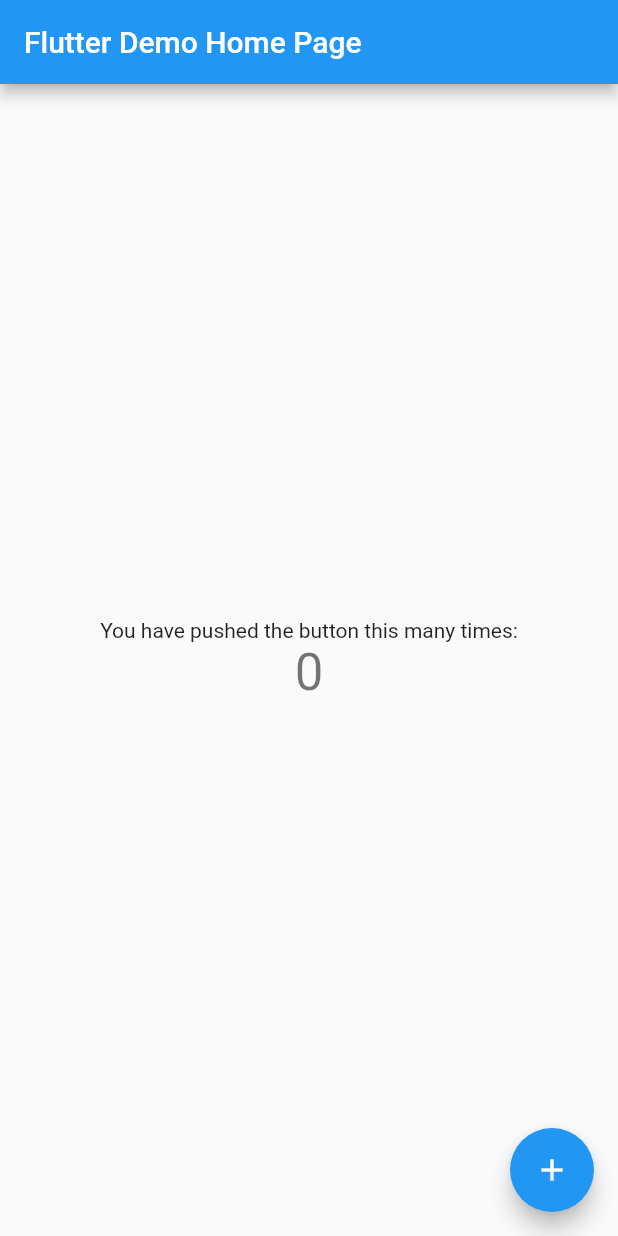
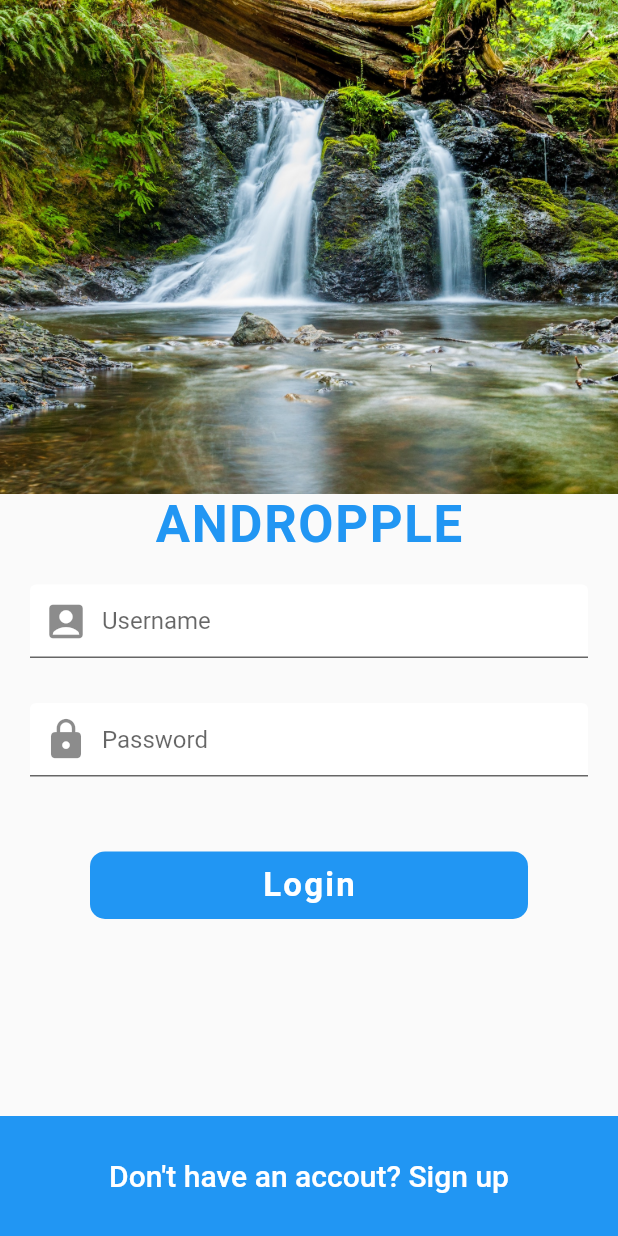
Before and after one commit to AdeelZahid/social_media_ui, a Flutter app: the screen it shows after launch, on a phone screen of 412 x 824 dp. Run offline on Flutter 3.47's test engine with Material 2 defaults, Android fonts, the phone set to English and light mode, and no system bars.

Commit message:
login screen done

```diff
--- a/lib/main.dart
+++ b/lib/main.dart
@@ -1,117 +1,21 @@
 import 'package:flutter/material.dart';
+import 'package:social_media_ui/screens/login_screen.dart';
 
 void main() {
   runApp(MyApp());
 }
 
 class MyApp extends StatelessWidget {
-  // This widget is the root of your application.
   @override
   Widget build(BuildContext context) {
     return MaterialApp(
-      title: 'Flutter Demo',
+      debugShowCheckedModeBanner: false,
+      title: 'Flutter Social Ui',
       theme: ThemeData(
-        // This is the theme of your application.
-        //
-        // Try running your application with "flutter run". You'll see the
-        // application has a blue toolbar. Then, without quitting the app, try
-        // changing the primarySwatch below to Colors.green and then invoke
-        // "hot reload" (press "r" in the console where you ran "flutter run",
-        // or simply save your changes to "hot reload" in a Flutter IDE).
-        // Notice that the counter didn't reset back to zero; the application
-        // is not restarted.
-        primarySwatch: Colors.blue,
-        // This makes the visual density adapt to the platform that you run
-        // the app on. For desktop platforms, the controls will be smaller and
-        // closer together (more dense) than on mobile platforms.
+        primaryColor: Colors.blue,
         visualDensity: VisualDensity.adaptivePlatformDensity,
       ),
-      home: MyHomePage(title: 'Flutter Demo Home Page'),
+      home: LoginScreen(),
     );
   }
 }
-
-class MyHomePage extends StatefulWidget {
-  MyHomePage({Key key, this.title}) : super(key: key);
-
-  // This widget is the home page of your application. It is stateful, meaning
-  // that it has a State object (defined below) that contains fields that affect
-  // how it looks.
-
-  // This class is the configuration for the state. It holds the values (in this
-  // case the title) provided by the parent (in this case the App widget) and
-  // used by the build method of the State. Fields in a Widget subclass are
-  // always marked "final".
-
-  final String title;
-
-  @override
-  _MyHomePageState createState() => _MyHomePageState();
-}
-
-class _MyHomePageState extends State<MyHomePage> {
-  int _counter = 0;
-
-  void _incrementCounter() {
-    setState(() {
-      // This call to setState tells the Flutter framework that something has
-      // changed in this State, which causes it to rerun the build method below
-      // so that the display can reflect the updated values. If we changed
-      // _counter without calling setState(), then the build method would not be
-      // called again, and so nothing would appear to happen.
-      _counter++;
-    });
-  }
-
-  @override
-  Widget build(BuildContext context) {
-    // This method is rerun every time setState is called, for instance as done
-    // by the _incrementCounter method above.
-    //
-    // The Flutter framework has been optimized to make rerunning build methods
-    // fast, so that you can just rebuild anything that needs updating rather
-    // than having to individually change instances of widgets.
-    return Scaffold(
-      appBar: AppBar(
-        // Here we take the value from the MyHomePage object that was created by
-        // the App.build method, and use it to set our appbar title.
-        title: Text(widget.title),
-      ),
-      body: Center(
-        // Center is a layout widget. It takes a single child and positions it
-        // in the middle of the parent.
-        child: Column(
-          // Column is also a layout widget. It takes a list of children and
-          // arranges them vertically. By default, it sizes itself to fit its
-          // children horizontally, and tries to be as tall as its parent.
-          //
-          // Invoke "debug painting" (press "p" in the console, choose the
-          // "Toggle Debug Paint" action from the Flutter Inspector in Android
-          // Studio, or the "Toggle Debug Paint" command in Visual Studio Code)
-          // to see the wireframe for each widget.
-          //
-          // Column has various properties to control how it sizes itself and
-          // how it positions its children. Here we use mainAxisAlignment to
-          // center the children vertically; the main axis here is the vertical
-          // axis because Columns are vertical (the cross axis would be
-          // horizontal).
-          mainAxisAlignment: MainAxisAlignment.center,
-          children: <Widget>[
-            Text(
-              'You have pushed the button this many times:',
-            ),
-            Text(
-              '$_counter',
-              style: Theme.of(context).textTheme.headline4,
-            ),
-          ],
-        ),
-      ),
-      floatingActionButton: FloatingActionButton(
-        onPressed: _incrementCounter,
-        tooltip: 'Increment',
-        child: Icon(Icons.add),
-      ), // This trailing comma makes auto-formatting nicer for build methods.
-    );
-  }
-}
--- /dev/null
+++ b/lib/screens/login_screen.dart
@@ -0,0 +1,124 @@
+import 'package:flutter/material.dart';
+
+class LoginScreen extends StatefulWidget {
+  @override
+  _LoginScreenState createState() => _LoginScreenState();
+}
+
+class _LoginScreenState extends State<LoginScreen> {
+  @override
+  Widget build(BuildContext context) {
+    return Scaffold(
+      body: SingleChildScrollView(
+        child: Container(
+          height: MediaQuery.of(context).size.height,
+          child: Column(
+            children: [
+              Image(
+                height: MediaQuery.of(context).size.height / 2.5,
+                image: AssetImage(
+                  'assets/images/login_background.jpg',
+                ),
+                fit: BoxFit.cover,
+                width: double.infinity,
+              ),
+              Text(
+                'ANDROPPLE',
+                style: TextStyle(
+                  color: Theme.of(context).primaryColor,
+                  fontSize: 34.0,
+                  fontWeight: FontWeight.bold,
+                  letterSpacing: 1.1,
+                ),
+              ),
+              SizedBox(height: 10.0),
+              Padding(
+                padding: const EdgeInsets.symmetric(
+                  vertical: 10.0,
+                  horizontal: 20.0,
+                ),
+                child: TextField(
+                  decoration: InputDecoration(
+                    contentPadding: EdgeInsets.symmetric(vertical: 15.0),
+                    fillColor: Colors.white,
+                    filled: true,
+                    hintText: 'Username',
+                    prefixIcon: Icon(
+                      Icons.account_box,
+                      size: 30.0,
+                    ),
+                  ),
+                ),
+              ),
+              SizedBox(height: 10.0),
+              Padding(
+                padding: const EdgeInsets.symmetric(
+                  vertical: 10.0,
+                  horizontal: 20.0,
+                ),
+                child: TextField(
+                  decoration: InputDecoration(
+                    contentPadding: EdgeInsets.symmetric(vertical: 15.0),
+                    fillColor: Colors.white,
+                    filled: true,
+                    hintText: 'Password',
+                    prefixIcon: Icon(
+                      Icons.lock,
+                      size: 30.0,
+                    ),
+                  ),
+                  obscureText: true,
+                ),
+              ),
+              SizedBox(height: 40.0),
+              GestureDetector(
+                onTap: () {
+                  print("Button Pressed");
+                },
+                child: Container(
+                  height: 45.0,
+                  alignment: Alignment.center,
+                  margin: EdgeInsets.symmetric(horizontal: 60.0),
+                  decoration: BoxDecoration(
+                    color: Theme.of(context).primaryColor,
+                    borderRadius: BorderRadius.circular(10.0),
+                  ),
+                  child: Text(
+                    'Login',
+                    style: TextStyle(
+                      color: Colors.white,
+                      fontSize: 22.0,
+                      fontWeight: FontWeight.w600,
+                      letterSpacing: 1.5,
+                    ),
+                  ),
+                ),
+              ),
+              Expanded(
+                child: Align(
+                  alignment: FractionalOffset.bottomCenter,
+                  child: GestureDetector(
+                    onTap: () {},
+                    child: Container(
+                      alignment: Alignment.center,
+                      color: Theme.of(context).primaryColor,
+                      height: 80.0,
+                      child: Text(
+                        'Don\'t have an accout? Sign up',
+                        style: TextStyle(
+                          color: Colors.white,
+                          fontSize: 20.0,
+                          fontWeight: FontWeight.w500,
+                        ),
+                      ),
+                    ),
+                  ),
+                ),
+              ),
+            ],
+          ),
+        ),
+      ),
+    );
+  }
+}
```
Also changed, not shown: 1 other file.
